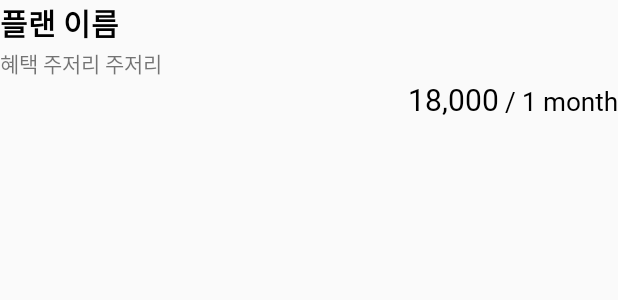
After one commit to skrud9704/ReSub, an Android app: the layout recycler_list_item_plan.xml on its own in the app's theme, with its tools: preview values and no code run, on a phone screen of 412 x 824 dp. The commit adds this screen. Shown: the top 300 px of the screen. Run offline under Robolectric (Android 15) with nearby library versions, the phone set to English and light mode, and no system bars.

Commit message:
PlanVO & PlanAdapter 추가, RetrofitService 추가,
DetailActivity에서 구독 플랜리스트 구현 중
recycler_list_item_plan.xml 추가.

```diff
--- /dev/null
+++ b/ReSub/app/src/main/res/layout/recycler_list_item_plan.xml
@@ -0,0 +1,52 @@
+<?xml version="1.0" encoding="utf-8"?>
+<LinearLayout
+    xmlns:android="http://schemas.android.com/apk/res/android"
+    android:layout_width="match_parent"
+    android:layout_height="wrap_content"
+    android:orientation="vertical">
+    <TextView
+        android:id="@+id/item_plan_name"
+        android:layout_width="match_parent"
+        android:layout_height="wrap_content"
+        android:text="플랜 이름"
+        style="@style/TextAppearance.AppCompat.Bold" />
+    <View
+        android:layout_width="match_parent"
+        android:layout_height="1dp" />
+    <TextView
+        android:id="@+id/item_plan_benefit"
+        android:layout_width="match_parent"
+        android:layout_height="wrap_content"
+        android:text="혜택 주저리 주저리" />
+    <LinearLayout
+        android:layout_width="wrap_content"
+        android:layout_height="wrap_content"
+        android:orientation="horizontal"
+        android:layout_gravity="end">
+        <TextView
+            android:id="@+id/item_plan_charge"
+            android:layout_width="wrap_content"
+            android:layout_height="wrap_content"
+            android:text="18,000"
+            style="@style/TextAppearance.AppCompat.Bold"
+            android:gravity="end"/>
+        <TextView
+            android:layout_width="wrap_content"
+            android:layout_height="wrap_content"
+            android:text=" / "
+            style="@style/TextAppearance.AppCompat.Normal"
+            android:gravity="end"/>
+
+        <TextView
+            android:id="@+id/item_plan_period"
+            android:layout_width="wrap_content"
+            android:layout_height="wrap_content"
+            android:text="1 month"
+            style="@style/TextAppearance.AppCompat.Normal"
+            android:gravity="end"/>
+
+    </LinearLayout>
+
+
+
+</LinearLayout>
```
Also changed, not shown: ReSub/app/src/main/java/com/example/resub/model/PlanVO.kt (added, +39 -0 lines), ReSub/app/src/main/java/com/example/resub/network/RetrofitService.kt (+7 -0 lines), ReSub/app/src/main/java/com/example/resub/view/detail/PlanAdapter.kt (added, +27 -0 lines), ReSub/app/src/main/res/layout/activity_detail.xml (+4 -3 lines).
